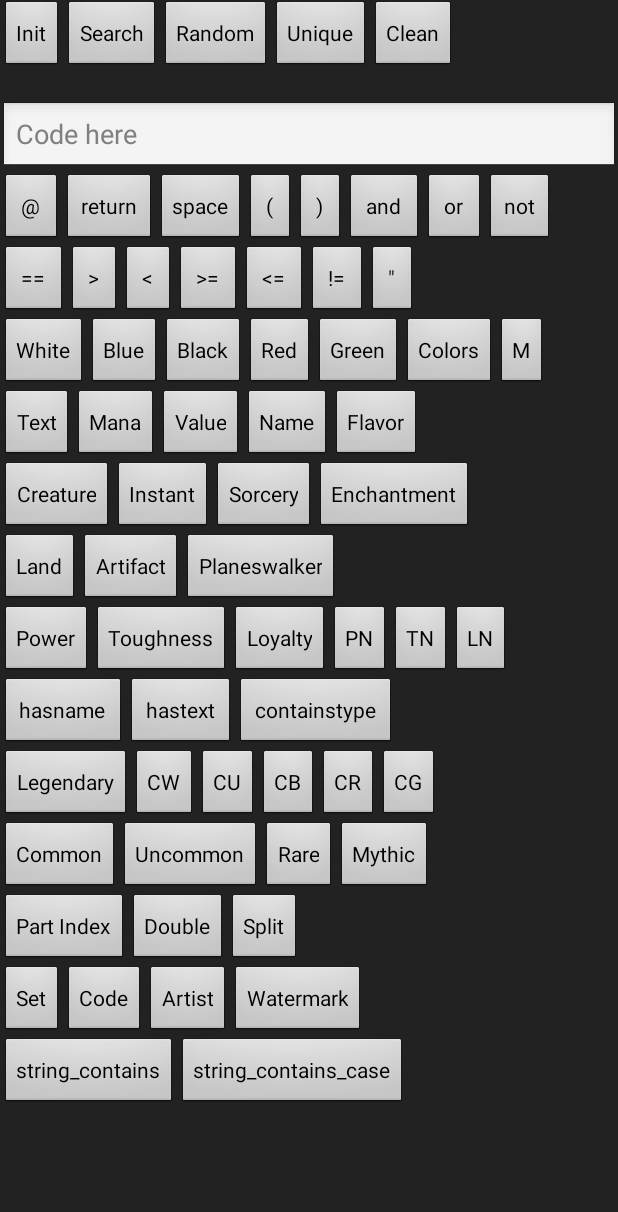
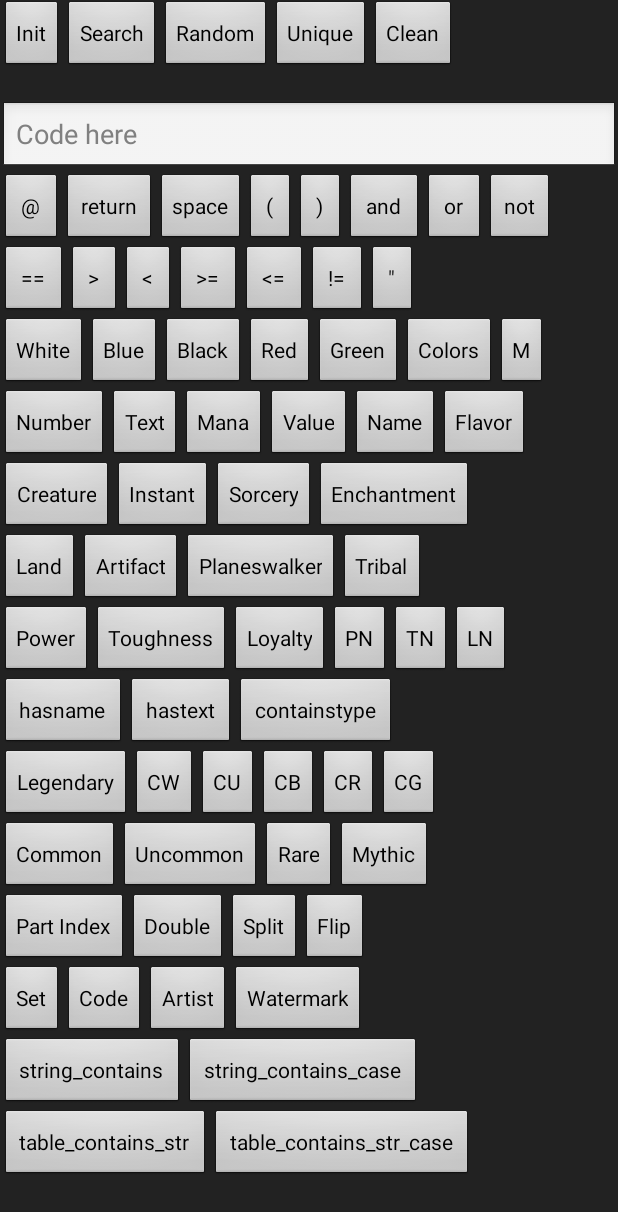
Before and after one commit to lzybluee/MtgViewer, an Android app: the SearchActivity screen opened directly, with no data from a screen before it, on a phone screen of 412 x 824 dp. Shown: the top 1212 px of the screen. Run offline under Robolectric (Android 15) with nearby library versions, the phone set to English and light mode, and no system bars.

Commit message:
Add search buttons.

```diff
--- a/app/src/main/java/lu/cifer/mtgviewer/SearchActivity.java
+++ b/app/src/main/java/lu/cifer/mtgviewer/SearchActivity.java
@@ -490,6 +490,7 @@ public class SearchActivity extends Activity {
                 R.id.green_button,
                 R.id.colors_button,
                 R.id.multicolor_button,
+                R.id.number_button,
                 R.id.text_button,
                 R.id.mana_button,
                 R.id.value_button,
@@ -502,6 +503,7 @@ public class SearchActivity extends Activity {
                 R.id.land_button,
                 R.id.artifact_button,
                 R.id.planeswalker_button,
+                R.id.tribal_button,
                 R.id.power_button,
                 R.id.toughness_button,
                 R.id.loyalty_button,
@@ -519,17 +521,20 @@ public class SearchActivity extends Activity {
                 R.id.cg_button,
                 R.id.common_button,
                 R.id.uncommon_button,
-                R.id.Rare_button,
+                R.id.rare_button,
                 R.id.mythic_button,
                 R.id.part_index_button,
                 R.id.double_button,
                 R.id.split_button,
+                R.id.flip_button,
                 R.id.set_button,
                 R.id.code_button,
                 R.id.artist_button,
                 R.id.watermark_button,
                 R.id.string_contains_button,
                 R.id.string_contains_case_button,
+                R.id.table_contains_str_button,
+                R.id.table_contains_str_case_button,
         };
         for(int button : buttons) {
             addFuncButton(button);
--- a/app/src/main/res/layout/search_layout.xml
+++ b/app/src/main/res/layout/search_layout.xml
@@ -236,6 +236,13 @@
         android:layout_height="wrap_content">
 
         <Button
+            android:id="@+id/number_button"
+            android:layout_width="wrap_content"
+            android:layout_height="wrap_content"
+            android:text="Number"
+            android:hint="number" />
+
+        <Button
             android:id="@+id/text_button"
             android:layout_width="wrap_content"
             android:layout_height="wrap_content"
@@ -254,7 +261,7 @@
             android:layout_width="wrap_content"
             android:layout_height="wrap_content"
             android:text="Value"
-            android:hint="value" />
+            android:hint="mv" />
 
         <Button
             android:id="@+id/name_button"
@@ -332,6 +339,13 @@
             android:layout_height="wrap_content"
             android:text="Planeswalker"
             android:hint="p" />
+
+        <Button
+            android:id="@+id/tribal_button"
+            android:layout_width="wrap_content"
+            android:layout_height="wrap_content"
+            android:text="Tribal"
+            android:hint="t" />
 
     </LinearLayout>
 
@@ -481,7 +495,7 @@
             android:hint="uncommon" />
 
         <Button
-            android:id="@+id/Rare_button"
+            android:id="@+id/rare_button"
             android:layout_width="wrap_content"
             android:layout_height="wrap_content"
             android:text="Rare"
@@ -521,6 +535,13 @@
             android:layout_height="wrap_content"
             android:text="Split"
             android:hint="split" />
+
+        <Button
+            android:id="@+id/flip_button"
+            android:layout_width="wrap_content"
+            android:layout_height="wrap_content"
+            android:text="Flip"
+            android:hint="flip" />
 
     </LinearLayout>
 
@@ -569,14 +590,35 @@
             android:layout_width="wrap_content"
             android:layout_height="wrap_content"
             android:text="string_contains"
-            android:hint="string_contains" />
+            android:hint="string_contains(" />
 
         <Button
             android:id="@+id/string_contains_case_button"
             android:layout_width="wrap_content"
             android:layout_height="wrap_content"
             android:text="string_contains_case"
-            android:hint="string_contains_case" />
+            android:hint="string_contains_case(" />
+
+    </LinearLayout>
+
+    <LinearLayout
+        android:orientation="horizontal"
+        android:layout_width="wrap_content"
+        android:layout_height="wrap_content">
+
+        <Button
+            android:id="@+id/table_contains_str_button"
+            android:layout_width="wrap_content"
+            android:layout_height="wrap_content"
+            android:text="table_contains_str"
+            android:hint="table_contains_str(" />
+
+        <Button
+            android:id="@+id/table_contains_str_case_button"
+            android:layout_width="wrap_content"
+            android:layout_height="wrap_content"
+            android:text="table_contains_str_case"
+            android:hint="table_contains_str_case(" />
 
     </LinearLayout>
 
```
Also changed, not shown: 3 other files.
